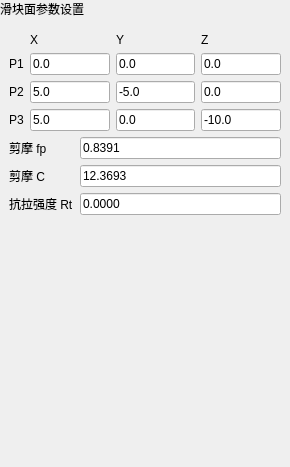
asd977/base_cae, file plugins/Base_Slover/CaveBlockPlanePage.ui: the form before one commit.
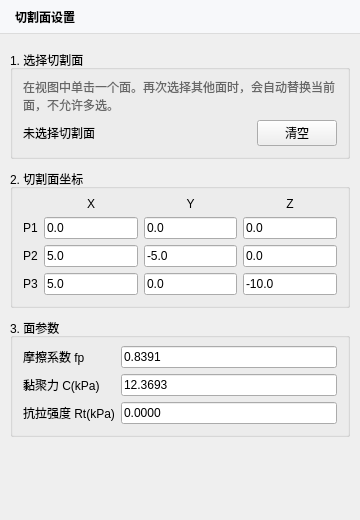
The form after the commit.

What changed in the file:
```diff
--- a/plugins/Base_Slover/CaveBlockPlanePage.ui
+++ b/plugins/Base_Slover/CaveBlockPlanePage.ui
@@ -6,8 +6,8 @@
    <rect>
     <x>0</x>
     <y>0</y>
-    <width>290</width>
-    <height>467</height>
+    <width>360</width>
+    <height>520</height>
    </rect>
   </property>
   <layout class="QVBoxLayout" name="verticalLayout">
@@ -25,326 +25,123 @@
    </property>
    <item>
     <widget class="QLabel" name="pageHeaderLabel">
-     <property name="sizePolicy">
-      <sizepolicy hsizetype="Preferred" vsizetype="Fixed">
-       <horstretch>0</horstretch>
-       <verstretch>0</verstretch>
-      </sizepolicy>
-     </property>
-     <property name="text">
-      <string>滑块面参数设置</string>
-     </property>
+     <property name="minimumSize"><size><width>0</width><height>34</height></size></property>
+     <property name="text"><string>切割面设置</string></property>
+     <property name="styleSheet"><string notr="true">QLabel { padding-left: 12px; font-weight: 600; border-bottom: 1px solid #dcdcdc; background: #f7f8fa; }</string></property>
     </widget>
    </item>
    <item>
-    <layout class="QVBoxLayout" name="contentLayout">
-     <property name="leftMargin">
-      <number>9</number>
-     </property>
-     <property name="topMargin">
-      <number>9</number>
-     </property>
-     <property name="rightMargin">
-      <number>9</number>
-     </property>
-     <property name="bottomMargin">
-      <number>9</number>
-     </property>
-     <property name="spacing">
-      <number>6</number>
-     </property>
-     <item>
-      <layout class="QGridLayout" name="pointGridLayout">
-       <item row="0" column="1">
-        <widget class="QLabel" name="labelX">
-         <property name="text">
-          <string>X</string>
-         </property>
-         <property name="wordWrap">
-          <bool>false</bool>
-         </property>
+    <widget class="QScrollArea" name="scrollArea">
+     <property name="widgetResizable"><bool>true</bool></property>
+     <property name="frameShape"><enum>QFrame::NoFrame</enum></property>
+     <widget class="QWidget" name="scrollAreaWidgetContents">
+      <property name="geometry">
+       <rect>
+        <x>0</x>
+        <y>0</y>
+        <width>360</width>
+        <height>480</height>
+       </rect>
+      </property>
+      <layout class="QVBoxLayout" name="contentLayout">
+       <property name="leftMargin"><number>10</number></property>
+       <property name="topMargin"><number>10</number></property>
+       <property name="rightMargin"><number>10</number></property>
+       <property name="bottomMargin"><number>10</number></property>
+       <property name="spacing"><number>10</number></property>
+       <item>
+        <widget class="QGroupBox" name="pickGroupBox">
+         <property name="title"><string>1. 选择切割面</string></property>
+         <layout class="QVBoxLayout" name="pickLayout">
+          <property name="leftMargin"><number>10</number></property>
+          <property name="topMargin"><number>8</number></property>
+          <property name="rightMargin"><number>10</number></property>
+          <property name="bottomMargin"><number>10</number></property>
+          <item>
+           <widget class="QLabel" name="pickHintLabel">
+            <property name="text"><string>在视图中单击一个面。再次选择其他面时，会自动替换当前面，不允许多选。</string></property>
+            <property name="wordWrap"><bool>true</bool></property>
+            <property name="styleSheet"><string notr="true">QLabel { color: #666666; }</string></property>
+           </widget>
+          </item>
+          <item>
+           <layout class="QHBoxLayout" name="pickStatusLayout">
+            <item>
+             <widget class="QLabel" name="faceStatusLabel">
+              <property name="text"><string>未选择切割面</string></property>
+             </widget>
+            </item>
+            <item>
+             <spacer name="pickStatusSpacer">
+              <property name="orientation"><enum>Qt::Horizontal</enum></property>
+              <property name="sizeHint" stdset="0"><size><width>40</width><height>20</height></size></property>
+             </spacer>
+            </item>
+            <item>
+             <widget class="QPushButton" name="clearFaceBtn">
+              <property name="text"><string>清空</string></property>
+             </widget>
+            </item>
+           </layout>
+          </item>
+         </layout>
         </widget>
        </item>
-       <item row="0" column="2">
-        <widget class="QLabel" name="labelY">
-         <property name="text">
-          <string>Y</string>
-         </property>
-         <property name="wordWrap">
-          <bool>false</bool>
-         </property>
+       <item>
+        <widget class="QGroupBox" name="pointGroupBox">
+         <property name="title"><string>2. 切割面坐标</string></property>
+         <layout class="QGridLayout" name="pointGridLayout">
+          <property name="leftMargin"><number>10</number></property>
+          <property name="topMargin"><number>8</number></property>
+          <property name="rightMargin"><number>10</number></property>
+          <property name="bottomMargin"><number>10</number></property>
+          <property name="horizontalSpacing"><number>6</number></property>
+          <property name="verticalSpacing"><number>6</number></property>
+          <item row="0" column="1"><widget class="QLabel" name="labelX"><property name="text"><string>X</string></property><property name="alignment"><set>Qt::AlignCenter</set></property></widget></item>
+          <item row="0" column="2"><widget class="QLabel" name="labelY"><property name="text"><string>Y</string></property><property name="alignment"><set>Qt::AlignCenter</set></property></widget></item>
+          <item row="0" column="3"><widget class="QLabel" name="labelZ"><property name="text"><string>Z</string></property><property name="alignment"><set>Qt::AlignCenter</set></property></widget></item>
+          <item row="1" column="0"><widget class="QLabel" name="labelP1"><property name="text"><string>P1</string></property></widget></item>
+          <item row="1" column="1"><widget class="QLineEdit" name="x1Edit"><property name="text"><string>0.0</string></property></widget></item>
+          <item row="1" column="2"><widget class="QLineEdit" name="y1Edit"><property name="text"><string>0.0</string></property></widget></item>
+          <item row="1" column="3"><widget class="QLineEdit" name="z1Edit"><property name="text"><string>0.0</string></property></widget></item>
+          <item row="2" column="0"><widget class="QLabel" name="labelP2"><property name="text"><string>P2</string></property></widget></item>
+          <item row="2" column="1"><widget class="QLineEdit" name="x2Edit"><property name="text"><string>5.0</string></property></widget></item>
+          <item row="2" column="2"><widget class="QLineEdit" name="y2Edit"><property name="text"><string>-5.0</string></property></widget></item>
+          <item row="2" column="3"><widget class="QLineEdit" name="z2Edit"><property name="text"><string>0.0</string></property></widget></item>
+          <item row="3" column="0"><widget class="QLabel" name="labelP3"><property name="text"><string>P3</string></property></widget></item>
+          <item row="3" column="1"><widget class="QLineEdit" name="x3Edit"><property name="text"><string>5.0</string></property></widget></item>
+          <item row="3" column="2"><widget class="QLineEdit" name="y3Edit"><property name="text"><string>0.0</string></property></widget></item>
+          <item row="3" column="3"><widget class="QLineEdit" name="z3Edit"><property name="text"><string>-10.0</string></property></widget></item>
+         </layout>
         </widget>
        </item>
-       <item row="0" column="3">
-        <widget class="QLabel" name="labelZ">
-         <property name="text">
-          <string>Z</string>
-         </property>
-         <property name="wordWrap">
-          <bool>false</bool>
-         </property>
+       <item>
+        <widget class="QGroupBox" name="paraGroupBox">
+         <property name="title"><string>3. 面参数</string></property>
+         <layout class="QFormLayout" name="paraFormLayout">
+          <property name="leftMargin"><number>10</number></property>
+          <property name="topMargin"><number>8</number></property>
+          <property name="rightMargin"><number>10</number></property>
+          <property name="bottomMargin"><number>10</number></property>
+          <property name="fieldGrowthPolicy"><enum>QFormLayout::ExpandingFieldsGrow</enum></property>
+          <item row="0" column="0"><widget class="QLabel" name="labelFp"><property name="text"><string>摩擦系数 fp</string></property></widget></item>
+          <item row="0" column="1"><widget class="QLineEdit" name="fpEdit"><property name="text"><string>0.8391</string></property></widget></item>
+          <item row="1" column="0"><widget class="QLabel" name="labelC"><property name="text"><string>黏聚力 C(kPa)</string></property></widget></item>
+          <item row="1" column="1"><widget class="QLineEdit" name="cEdit"><property name="text"><string>12.3693</string></property></widget></item>
+          <item row="2" column="0"><widget class="QLabel" name="labelRt"><property name="text"><string>抗拉强度 Rt(kPa)</string></property></widget></item>
+          <item row="2" column="1"><widget class="QLineEdit" name="rtEdit"><property name="text"><string>0.0000</string></property></widget></item>
+         </layout>
         </widget>
        </item>
-       <item row="1" column="0">
-        <widget class="QLabel" name="labelP1">
-         <property name="text">
-          <string>P1</string>
-         </property>
-         <property name="wordWrap">
-          <bool>false</bool>
-         </property>
-        </widget>
+       <item>
+        <spacer name="verticalSpacer">
+         <property name="orientation"><enum>Qt::Vertical</enum></property>
+         <property name="sizeHint" stdset="0"><size><width>20</width><height>40</height></size></property>
+        </spacer>
        </item>
-       <item row="1" column="1">
-        <widget class="QLineEdit" name="x1Edit">
-         <property name="text">
-          <string>0.0</string>
-         </property>
-         <property name="minimumSize">
-          <size>
-           <width>10</width>
-           <height>0</height>
-          </size>
-         </property>
-        </widget>
-       </item>
-       <item row="1" column="2">
-        <widget class="QLineEdit" name="y1Edit">
-         <property name="text">
-          <string>0.0</string>
-         </property>
-         <property name="minimumSize">
-          <size>
-           <width>10</width>
-           <height>0</height>
-          </size>
-         </property>
-        </widget>
-       </item>
-       <item row="1" column="3">
-        <widget class="QLineEdit" name="z1Edit">
-         <property name="text">
-          <string>0.0</string>
-         </property>
-         <property name="minimumSize">
-          <size>
-           <width>10</width>
-           <height>0</height>
-          </size>
-         </property>
-        </widget>
-       </item>
-       <item row="2" column="0">
-        <widget class="QLabel" name="labelP2">
-         <property name="text">
-          <string>P2</string>
-         </property>
-         <property name="wordWrap">
-          <bool>false</bool>
-         </property>
-        </widget>
-       </item>
-       <item row="2" column="1">
-        <widget class="QLineEdit" name="x2Edit">
-         <property name="text">
-          <string>5.0</string>
-         </property>
-         <property name="minimumSize">
-          <size>
-           <width>10</width>
-           <height>0</height>
-          </size>
-         </property>
-        </widget>
-       </item>
-       <item row="2" column="2">
-        <widget class="QLineEdit" name="y2Edit">
-         <property name="text">
-          <string>-5.0</string>
-         </property>
-         <property name="minimumSize">
-          <size>
-           <width>10</width>
-           <height>0</height>
-          </size>
-         </property>
-        </widget>
-       </item>
-       <item row="2" column="3">
-        <widget class="QLineEdit" name="z2Edit">
-         <property name="text">
-          <string>0.0</string>
-         </property>
-         <property name="minimumSize">
-          <size>
-           <width>10</width>
-           <height>0</height>
-          </size>
-         </property>
-        </widget>
-       </item>
-       <item row="3" column="0">
-        <widget class="QLabel" name="labelP3">
-         <property name="text">
-          <string>P3</string>
-         </property>
-         <property name="wordWrap">
-          <bool>false</bool>
-         </property>
-        </widget>
-       </item>
-       <item row="3" column="1">
-        <widget class="QLineEdit" name="x3Edit">
-         <property name="text">
-          <string>5.0</string>
-         </property>
-         <property name="minimumSize">
-          <size>
-           <width>10</width>
-           <height>0</height>
-          </size>
-         </property>
-        </widget>
-       </item>
-       <item row="3" column="2">
-        <widget class="QLineEdit" name="y3Edit">
-         <property name="text">
-          <string>0.0</string>
-         </property>
-         <property name="minimumSize">
-          <size>
-           <width>10</width>
-           <height>0</height>
-          </size>
-         </property>
-        </widget>
-       </item>
-       <item row="3" column="3">
-        <widget class="QLineEdit" name="z3Edit">
-         <property name="text">
-          <string>-10.0</string>
-         </property>
-         <property name="minimumSize">
-          <size>
-           <width>10</width>
-           <height>0</height>
-          </size>
-         </property>
-        </widget>
-       </item>
-       <property name="leftMargin">
-        <number>0</number>
-       </property>
-       <property name="topMargin">
-        <number>0</number>
-       </property>
-       <property name="rightMargin">
-        <number>0</number>
-       </property>
-       <property name="bottomMargin">
-        <number>0</number>
-       </property>
       </layout>
-     </item>
-     <item>
-      <layout class="QFormLayout" name="paraFormLayout">
-       <item row="0" column="0">
-        <widget class="QLabel" name="labelFp">
-         <property name="text">
-          <string>剪摩 fp</string>
-         </property>
-         <property name="wordWrap">
-          <bool>false</bool>
-         </property>
-        </widget>
-       </item>
-       <item row="0" column="1">
-        <widget class="QLineEdit" name="fpEdit">
-         <property name="text">
-          <string>0.8391</string>
-         </property>
-         <property name="minimumSize">
-          <size>
-           <width>10</width>
-           <height>0</height>
-          </size>
-         </property>
-        </widget>
-       </item>
-       <item row="1" column="0">
-        <widget class="QLabel" name="labelC">
-         <property name="text">
-          <string>剪摩 C</string>
-         </property>
-         <property name="wordWrap">
-          <bool>false</bool>
-         </property>
-        </widget>
-       </item>
-       <item row="1" column="1">
-        <widget class="QLineEdit" name="cEdit">
-         <property name="text">
-          <string>12.3693</string>
-         </property>
-         <property name="minimumSize">
-          <size>
-           <width>10</width>
-           <height>0</height>
-          </size>
-         </property>
-        </widget>
-       </item>
-       <item row="2" column="0">
-        <widget class="QLabel" name="labelRt">
-         <property name="text">
-          <string>抗拉强度 Rt</string>
-         </property>
-         <property name="wordWrap">
-          <bool>false</bool>
-         </property>
-        </widget>
-       </item>
-       <item row="2" column="1">
-        <widget class="QLineEdit" name="rtEdit">
-         <property name="text">
-          <string>0.0000</string>
-         </property>
-         <property name="minimumSize">
-          <size>
-           <width>10</width>
-           <height>0</height>
-          </size>
-         </property>
-        </widget>
-       </item>
-       <property name="leftMargin">
-        <number>0</number>
-       </property>
-       <property name="topMargin">
-        <number>0</number>
-       </property>
-       <property name="rightMargin">
-        <number>0</number>
-       </property>
-       <property name="bottomMargin">
-        <number>0</number>
-       </property>
-      </layout>
-     </item>
-     <item>
-      <spacer name="verticalSpacer">
-       <property name="orientation">
-        <enum>Qt::Vertical</enum>
-       </property>
-       <property name="sizeHint" stdset="0">
-        <size>
-         <width>20</width>
-         <height>40</height>
-        </size>
-       </property>
-      </spacer>
-     </item>
-    </layout>
+     </widget>
+    </widget>
    </item>
   </layout>
  </widget>
```
Left out of the diff: 22 changed lines with no effect on the pictures.
